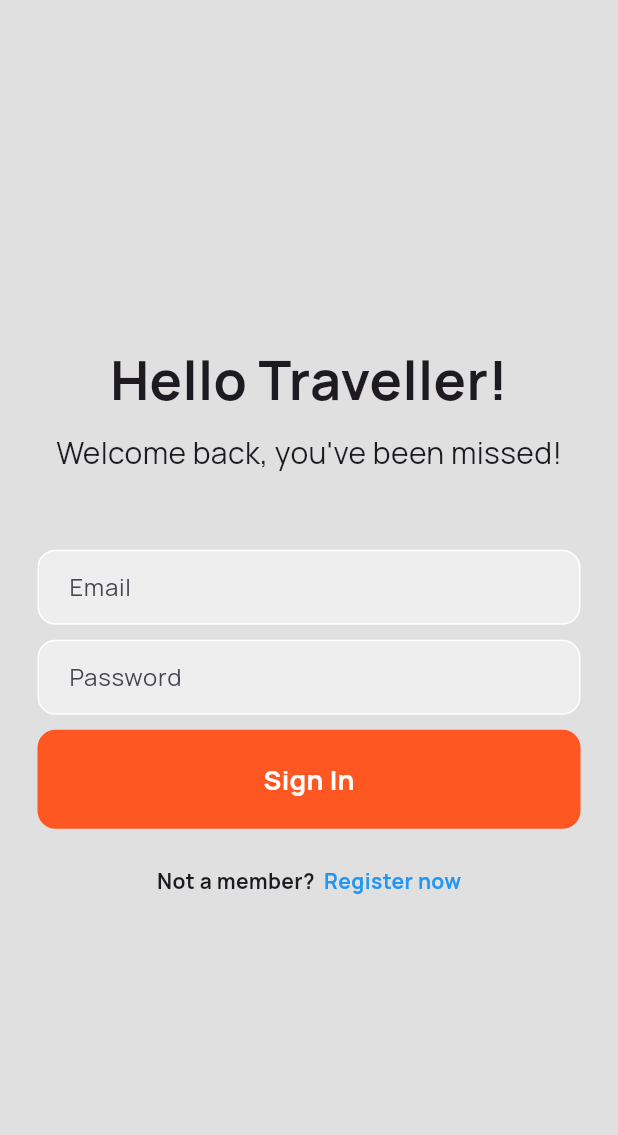
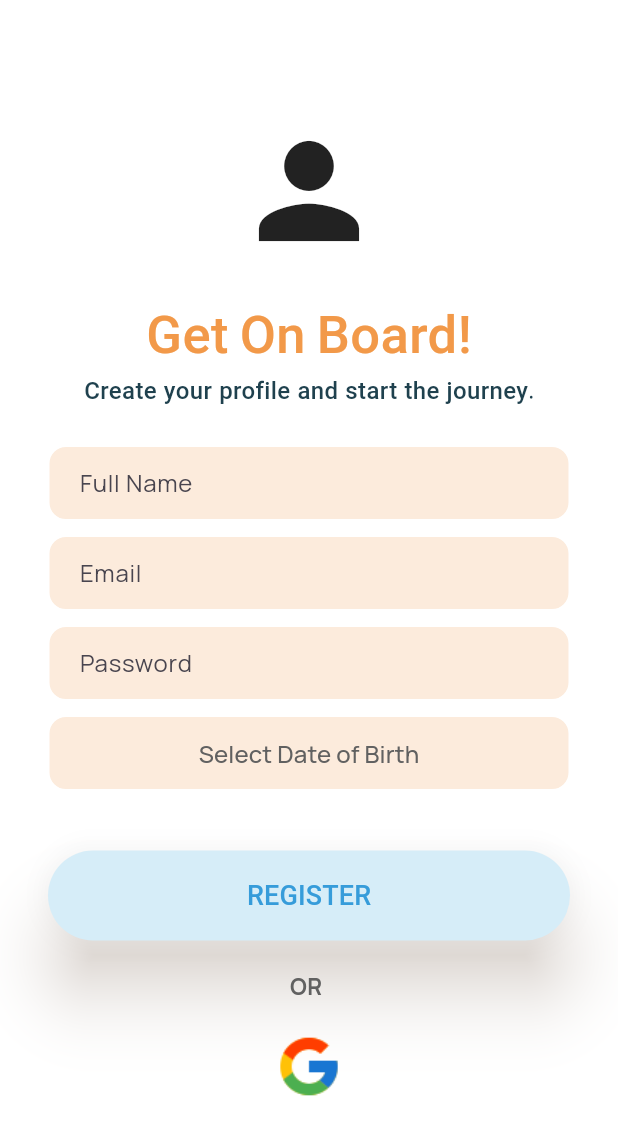
Before and after one commit to Team-Quickr/quickr-frontend, a Flutter app: the screen it shows after launch, on a phone screen of 412 x 824 dp. Shown: the top 1135 px of the screen. Run offline on Flutter 3.47's test engine with Material 3 defaults, Android fonts, the phone set to English and light mode, and no system bars; our stand-ins replace google_fonts; accounts and stored records are empty.

Commit message:
created onboarding page

```diff
--- /dev/null
+++ b/devtools_options.yaml
@@ -0,0 +1 @@
+extensions:
--- a/lib/Pages/pg.dart
+++ b/lib/Pages/pg.dart
@@ -1 +1 @@
-export './login_page.dart';
+export './register_page.dart';
--- /dev/null
+++ b/lib/Pages/register_page.dart
@@ -0,0 +1,260 @@
+import 'package:flutter/material.dart';
+import 'home_page.dart';
+
+class RegisterPage extends StatefulWidget {
+  const RegisterPage({Key? key}) : super(key: key);
+
+  @override
+  State<RegisterPage> createState() => _RegisterPageState();
+}
+
+class _RegisterPageState extends State<RegisterPage> {
+  late Color myColor;
+  late Size mediaSize;
+  TextEditingController fullNameController = TextEditingController();
+  TextEditingController emailController = TextEditingController();
+  TextEditingController passwordController = TextEditingController();
+  bool rememberUser = false;
+
+  DateTime? selectedDate;
+
+  @override
+  Widget build(BuildContext context) {
+    myColor = Theme.of(context).primaryColor;
+    mediaSize = MediaQuery.of(context).size;
+    return Scaffold(
+      backgroundColor: Colors.white,
+      body: Stack(
+        children: [
+          Positioned(top: 45, child: _buildBottom()),
+
+        ],
+      ),
+    );
+  }
+
+
+
+  Widget _buildBottom() {
+    return SizedBox(
+      width: mediaSize.width,
+      child: Padding(
+        padding: const EdgeInsets.all(32.0),
+        child: _buildForm(),
+      ),
+    );
+  }
+
+  Widget _buildForm() {
+    return Column(
+      crossAxisAlignment: CrossAxisAlignment.center,
+      children: [
+        /*CircleAvatar(
+          radius: 50, // Adjust the radius as needed
+          backgroundColor: Colors.grey,
+          //backgroundImage: AssetImage('images/icons8-user-50.png'),
+        ),*/
+        const Icon(
+          Icons.person,
+          size: 100,
+        ),
+        const SizedBox(height: 20),
+        Text(
+          "Get On Board!",
+          style: TextStyle(
+            color: Color(0xfff29949),
+            fontSize: 35,
+            fontWeight: FontWeight.w500,
+            fontFamily: 'Monserrat',
+          ),
+        ),
+        Text(
+          "Create your profile and start the journey.",
+          style: TextStyle(
+            color: Color(0xff1f414e),
+            fontSize: 16,
+            fontWeight: FontWeight.w500,
+            fontFamily: 'Noto Sans Gunjala Gondi',
+          ),
+        ),
+        const SizedBox(height: 25),
+        Padding(
+          padding: const EdgeInsets.symmetric(horizontal: 0.0),
+          child: Container(
+            decoration: BoxDecoration(
+              color: Color(0xfffcebdc),
+              border: Border.all(color: Colors.white),
+              borderRadius: BorderRadius.circular(12),
+            ),
+            child: Padding(
+              padding: const EdgeInsets.only(left: 20.0),
+              child: TextField(
+                controller: fullNameController,
+                decoration: InputDecoration(
+                  border: InputBorder.none,
+                  hintText: 'Full Name',
+                ),
+              ),
+            ),
+          ),
+        ),
+        const SizedBox(height: 10),
+        Padding(
+          padding: const EdgeInsets.symmetric(horizontal: 0.0),
+          child: Container(
+            decoration: BoxDecoration(
+              color: Color(0xfffcebdc),
+              border: Border.all(color: Colors.white),
+              borderRadius: BorderRadius.circular(12),
+            ),
+            child: Padding(
+              padding: const EdgeInsets.only(left: 20.0),
+              child: TextField(
+                controller: emailController,
+                decoration: InputDecoration(
+                  border: InputBorder.none,
+                  hintText: 'Email',
+                ),
+              ),
+            ),
+          ),
+        ),
+        const SizedBox(height: 10),
+        Padding(
+          padding: const EdgeInsets.symmetric(horizontal: 0.0),
+          child: Container(
+            decoration: BoxDecoration(
+              color: Color(0xfffcebdc),
+              border: Border.all(color: Colors.white),
+              borderRadius: BorderRadius.circular(12),
+            ),
+            child: Padding(
+              padding: const EdgeInsets.only(left: 20.0),
+              child: TextField(
+                obscureText: true,
+                controller: passwordController,
+                decoration: InputDecoration(
+                  border: InputBorder.none,
+                  hintText: 'Password',
+                ),
+              ),
+            ),
+
+          ),
+        ),
+        const SizedBox(height: 10),
+        Padding(
+          padding: const EdgeInsets.symmetric(horizontal: 0.0),
+          child: Container(
+            width: double.infinity,
+            decoration: BoxDecoration(
+              color: Color(0xfffcebdc),
+              border: Border.all(color: Colors.white),
+              borderRadius: BorderRadius.circular(12),
+            ),
+            child: Padding(
+              padding: const EdgeInsets.only(left: 0.0),
+              child: TextButton(
+                onPressed: () => _selectDate(context),
+                child: Text(
+                  selectedDate != null
+                      ? "${selectedDate!.day}/${selectedDate!.month}/${selectedDate!.year}"
+                      : 'Select Date of Birth',
+                  style: TextStyle(
+                    color: Colors.grey[700],
+                    fontSize: 16,
+                  ),
+                ),
+              ),
+            ),
+          ),
+        ),
+        const SizedBox(height: 20),
+        const SizedBox(height: 20),
+        _buildRegisterButton(),
+        const SizedBox(height: 20),
+        _buildLoginLink(),
+        const SizedBox(height: 20),
+        _buildOtherLogin(),
+      ],
+    );
+  }
+
+
+
+  Widget _buildRegisterButton() {
+    return ElevatedButton(
+      onPressed: () {
+        debugPrint("Full Name: ${fullNameController.text}");
+        debugPrint("Email : ${emailController.text}");
+        debugPrint("Password : ${passwordController.text}");
+        Navigator.push(
+          context,
+          MaterialPageRoute(builder: (context) => HomePage()),
+        );
+      },
+
+      style: ElevatedButton.styleFrom(
+        shape: StadiumBorder(),
+        elevation: 20,
+        shadowColor: Color(0xfffcebdc),
+        minimumSize: Size.fromHeight(60),
+        primary: Color(0xffd6edf8),
+      ),
+      child: Text(
+        "REGISTER",
+        style: TextStyle(
+          fontSize: 18,
+          fontWeight: FontWeight.w500,
+          fontFamily: 'Noto Sans Gunjala Gondi',
+          color: Color(0xff369cda),
+        ),
+      ),
+    );
+  }
+
+  Widget _buildLoginLink() {
+    return Center(
+      child: Row(
+        mainAxisAlignment: MainAxisAlignment.center,
+        children: [
+          Text(
+            'OR',
+            style: TextStyle(color: Colors.grey[700],fontSize: 15,fontWeight: FontWeight.bold),
+          ),
+          const SizedBox(width: 4),
+
+        ],
+      ),
+    );
+  }
+  Widget _buildOtherLogin() {
+    return Center(
+      child: Column(
+        children: [
+          Row(
+            mainAxisAlignment: MainAxisAlignment.spaceEvenly,
+            children: [
+              Tab(icon: Image.asset("images/google.png")),
+            ],
+          )
+        ],
+      ),
+    );
+  }
+
+  Future<void> _selectDate(BuildContext context) async {
+    final DateTime? pickedDate = await showDatePicker(
+      context: context,
+      initialDate: DateTime.now(),
+      firstDate: DateTime(1900),
+      lastDate: DateTime.now(),
+    );
+
+    if (pickedDate != null && pickedDate != selectedDate) {
+      setState(() {
+        selectedDate = pickedDate;
+      });
+    }
+  }
+}
--- a/lib/main.dart
+++ b/lib/main.dart
@@ -1,6 +1,6 @@
 import 'package:flutter/material.dart';
 import 'package:google_fonts/google_fonts.dart';
-import 'package:quickr/Pages/login_page.dart';
+import 'package:quickr/Pages/register_page.dart';
 import './Pages/pg.dart';
 
 void main() {
@@ -22,7 +22,7 @@ class MyApp extends StatelessWidget {
         ),
         primarySwatch: Colors.blue,
       ),
-      home: LoginPage(),
+      home: RegisterPage(),
     );
   }
 }
--- a/pubspec.yaml
+++ b/pubspec.yaml
@@ -62,8 +62,8 @@ flutter:
   uses-material-design: true
 
   # To add assets to your application, add an assets section, like this:
-  # assets:
-  #   - images/a_dot_burr.jpeg
+  assets:
+     - images/
   #   - images/a_dot_ham.jpeg
 
   # An image asset can refer to one or more resolution-specific "variants", see
```
Also changed, not shown: lib/Pages/home_page.dart (added, +15 -0 lines), lib/Pages/login_page.dart (+179 -61 lines), images/bg.png (added), images/google.png (added), images/icons8-user-50.png (added).
